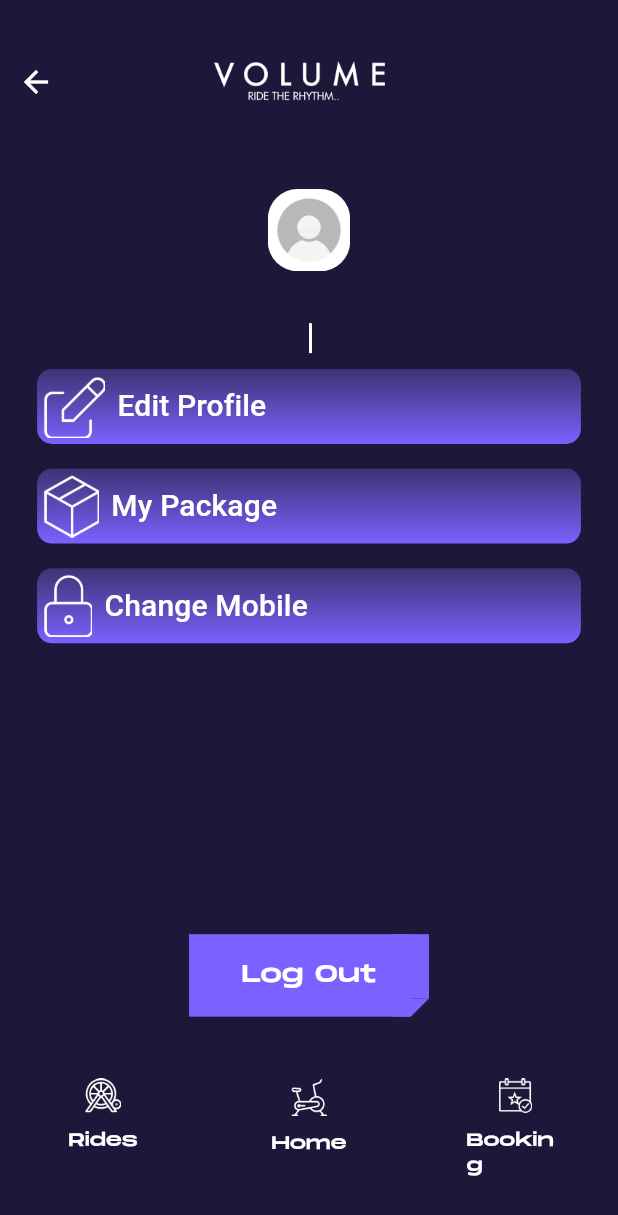
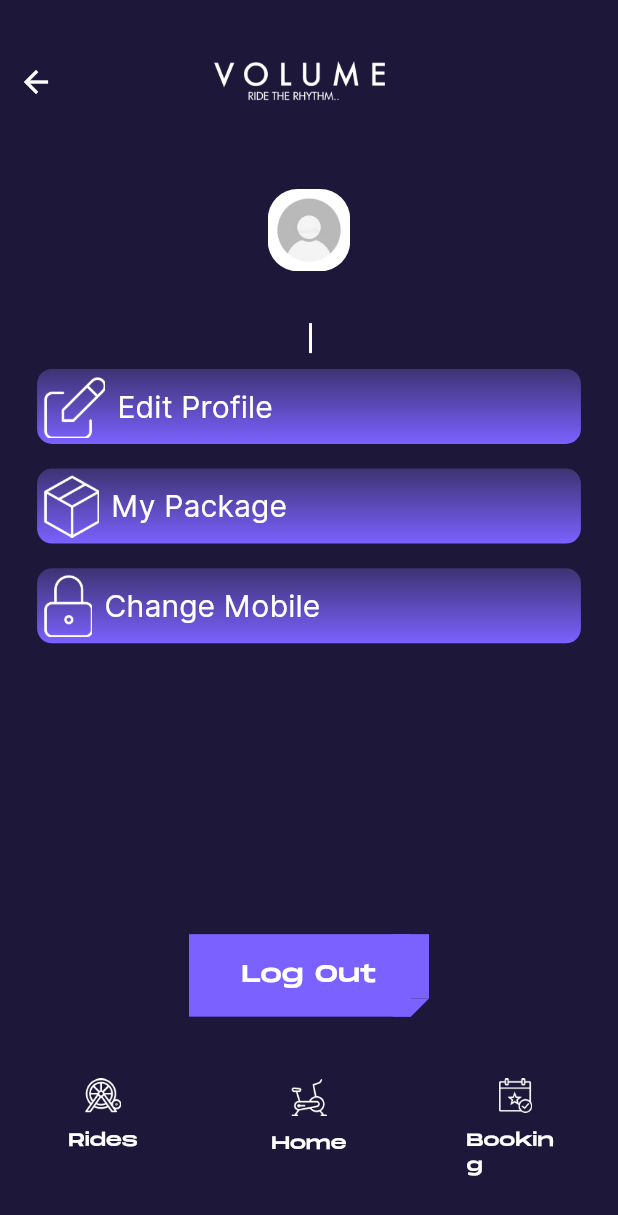
Before and after one commit to Bestin-Thomas/UrbanHub, a Flutter app: the UserDataPage screen opened directly, on a phone screen of 412 x 824 dp. Shown: the top 1215 px of the screen. Run offline on Flutter 3.47's test engine with Material 2 defaults, Android fonts, the phone set to English and light mode, and no system bars; our stand-ins replace flutter_otp_text_field, intl_phone_field, shared_preferences; accounts and stored records are empty.

Commit message:
forth commit

```diff
--- a/lib/SignIn/Register/Userdata.dart
+++ b/lib/SignIn/Register/Userdata.dart
@@ -185,6 +185,7 @@ class _UserDataPageState extends State<UserDataPage> {
                       child: Text('Edit Profile',
                       style: TextStyle(
                         color: Colors.white,
+                          fontFamily: 'Inter',
                         fontSize: 20
                       ),),
                     )
@@ -232,6 +233,7 @@ class _UserDataPageState extends State<UserDataPage> {
                         child: Text('My Package',
                           style: TextStyle(
                               color: Colors.white,
+                              fontFamily: 'Inter',
                               fontSize: 20
                           ),),
                       )
@@ -275,6 +277,7 @@ class _UserDataPageState extends State<UserDataPage> {
                         child: Text('Change Mobile',
                           style: TextStyle(
                               color: Colors.white,
+                              fontFamily: 'Inter',
                               fontSize: 20
                           ),),
                       )
--- a/pubspec.yaml
+++ b/pubspec.yaml
@@ -82,6 +82,9 @@ flutter:
     - family: Monument Extended
       fonts:
         - asset: assets/fonts/MonumentExtended-Regular.otf
+    - family: Inter
+      fonts:
+        - asset: assets/fonts/Inter-Regular.ttf
   # fonts:
   #   - family: Schyler
   #     fonts:
```
Also changed, not shown: assets/fonts/Inter-Regular.ttf (added).
